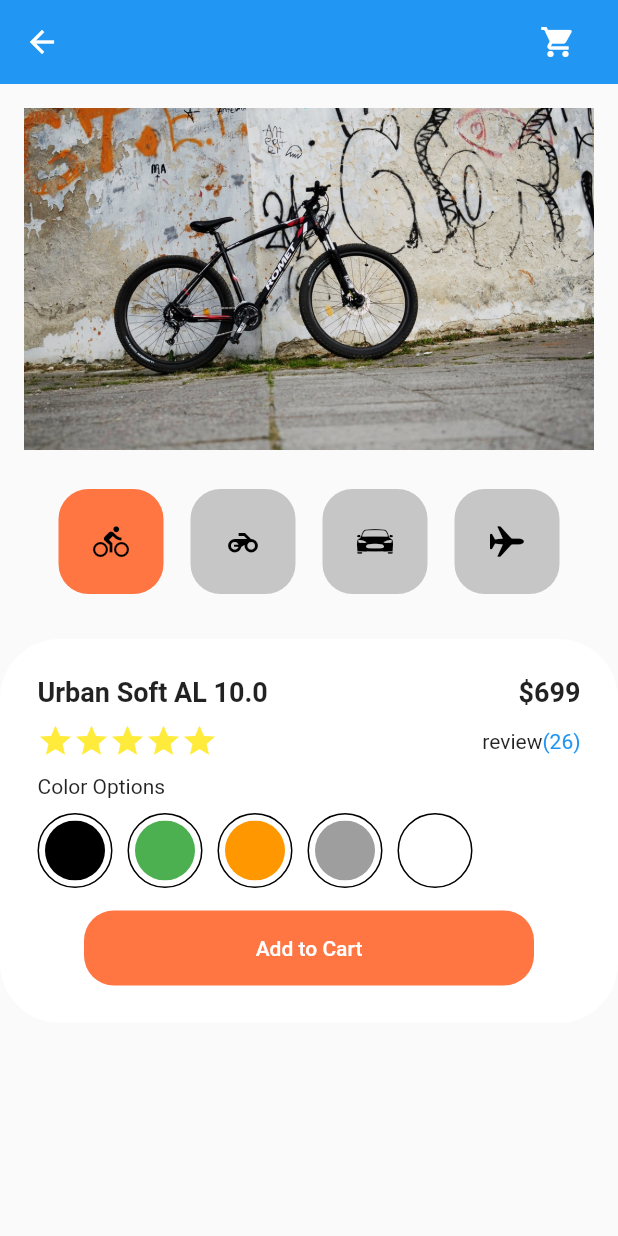
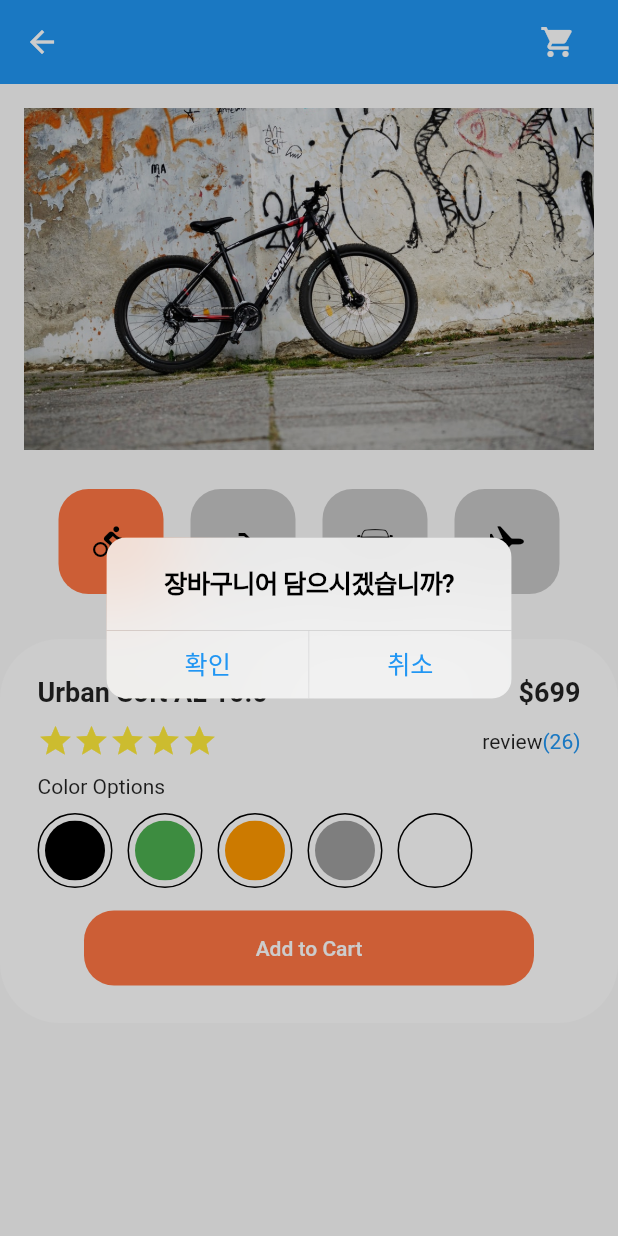
Before and after one commit to Yoon-Chan/Flutter, a Flutter app: the screen it shows after launch, after a tap on "Add to Cart", on a phone screen of 412 x 824 dp. Run offline on Flutter 3.47's test engine with Material 2 defaults, Android fonts, the phone set to English and light mode, and no system bars; our stand-ins replace cloud_firestore, dio, drift, firebase_core, flutter_svg, geolocator and 10 more; missing offline and left inert: agora_rtc_engine, shake; accounts and stored records are empty; generated files the repository leaves out were written again.

Commit message:
쿠퍼티노 다이얼로그를 사용하여 버튼 활성화 확인

```diff
--- a/UI_Flutter/flutter_shoppingcart/lib/component/shoppingcart_detail.dart
+++ b/UI_Flutter/flutter_shoppingcart/lib/component/shoppingcart_detail.dart
@@ -146,7 +146,28 @@ class ShoppingCartDetail extends StatelessWidget {
     return Align(
       alignment: Alignment.center,
       child: TextButton(
-        onPressed: () {},
+        onPressed: () {
+          showCupertinoDialog(
+            context: context,
+            builder: (context) => CupertinoAlertDialog(
+              title: Text("장바구니어 담으시겠습니까?"),
+              actions: [
+                CupertinoDialogAction(
+                  child: Text("확인"),
+                  onPressed: () {
+                    Navigator.of(context).pop();
+                  },
+                ),
+                CupertinoDialogAction(
+                  child: Text("취소"),
+                  onPressed: () {
+                    Navigator.of(context).pop();
+                  },
+                )
+              ],
+            ),
+          );
+        },
         style: TextButton.styleFrom(
             backgroundColor: KAccentColor,
             minimumSize: Size(300, 50),
```
